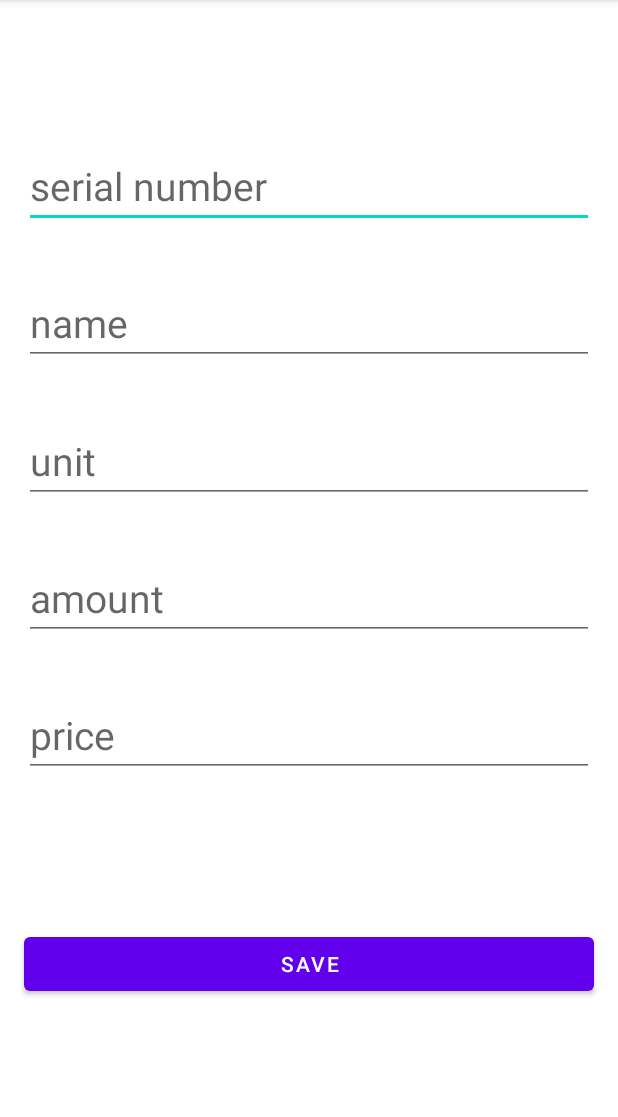
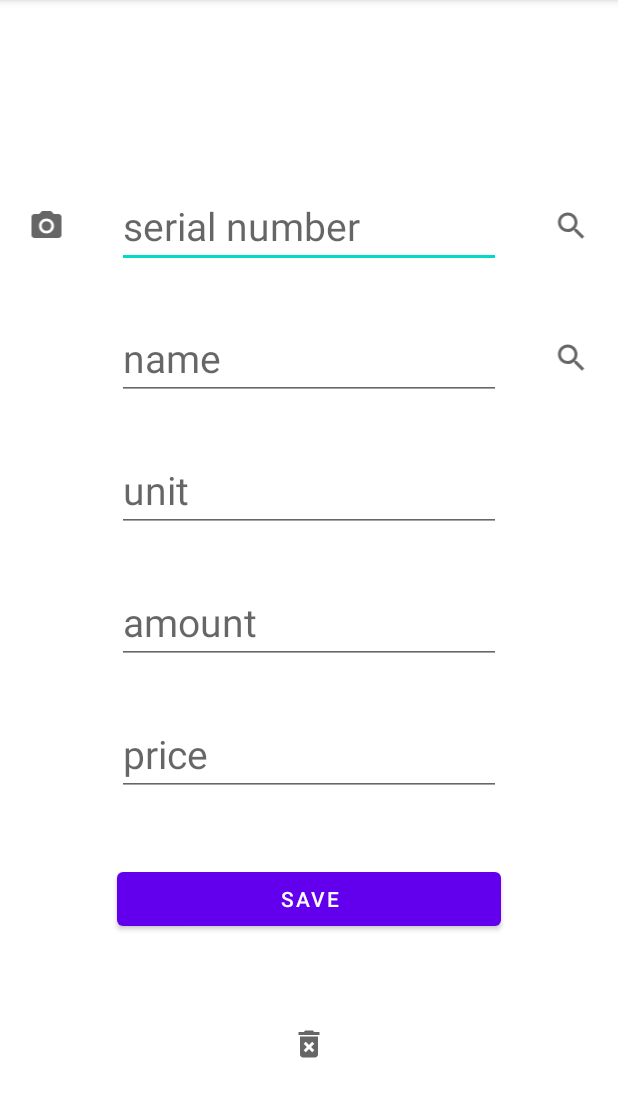
Before and after one commit to aphelioncode/RetailerWizard, an Android app: the CommodityModifyActivity screen opened directly, with no data from a screen before it, on a phone screen of 412 x 824 dp, the part 84-1201 px from its top. Run offline under Robolectric (Android 15) with nearby library versions, the phone set to English and light mode, and no system bars; our stand-ins replace Room's generated code.

Commit message:
add extra buttons in commodity modify page

```diff
--- a/app/src/main/java/com/snakewizard/retailerwizard/database/CommodityDao.java
+++ b/app/src/main/java/com/snakewizard/retailerwizard/database/CommodityDao.java
@@ -22,4 +22,7 @@ public interface CommodityDao {
 
     @Delete
     void delete(Commodity commodity);
+
+    @Query("DELETE FROM commodity_table WHERE serialNumber = :serialNumber")
+    void deleteById(String serialNumber);
 }
--- a/app/src/main/java/com/snakewizard/retailerwizard/database/CommodityRepository.java
+++ b/app/src/main/java/com/snakewizard/retailerwizard/database/CommodityRepository.java
@@ -33,4 +33,10 @@ public class CommodityRepository {
         });
     }
 
+    public void deleteById(String serialNumber) {
+        CommodityRoomDatabase.databaseWriteExecutor.execute(() -> {
+            myCommodityDao.deleteById(serialNumber);
+        });
+    }
+
 }
--- /dev/null
+++ b/app/src/main/res/drawable/ic_baseline_camera_alt_24.xml
@@ -0,0 +1,13 @@
+<vector xmlns:android="http://schemas.android.com/apk/res/android"
+    android:width="24dp"
+    android:height="24dp"
+    android:viewportWidth="24"
+    android:viewportHeight="24"
+    android:tint="?attr/colorControlNormal">
+  <path
+      android:fillColor="@android:color/white"
+      android:pathData="M12,12m-3.2,0a3.2,3.2 0,1 1,6.4 0a3.2,3.2 0,1 1,-6.4 0"/>
+  <path
+      android:fillColor="@android:color/white"
+      android:pathData="M9,2L7.17,4L4,4c-1.1,0 -2,0.9 -2,2v12c0,1.1 0.9,2 2,2h16c1.1,0 2,-0.9 2,-2L22,6c0,-1.1 -0.9,-2 -2,-2h-3.17L15,2L9,2zM12,17c-2.76,0 -5,-2.24 -5,-5s2.24,-5 5,-5 5,2.24 5,5 -2.24,5 -5,5z"/>
+</vector>
--- /dev/null
+++ b/app/src/main/res/drawable/ic_baseline_delete_forever_24.xml
@@ -0,0 +1,10 @@
+<vector xmlns:android="http://schemas.android.com/apk/res/android"
+    android:width="24dp"
+    android:height="24dp"
+    android:viewportWidth="24"
+    android:viewportHeight="24"
+    android:tint="?attr/colorControlNormal">
+  <path
+      android:fillColor="@android:color/white"
+      android:pathData="M6,19c0,1.1 0.9,2 2,2h8c1.1,0 2,-0.9 2,-2L18,7L6,7v12zM8.46,11.88l1.41,-1.41L12,12.59l2.12,-2.12 1.41,1.41L13.41,14l2.12,2.12 -1.41,1.41L12,15.41l-2.12,2.12 -1.41,-1.41L10.59,14l-2.13,-2.12zM15.5,4l-1,-1h-5l-1,1L5,4v2h14L19,4z"/>
+</vector>
--- /dev/null
+++ b/app/src/main/res/drawable/ic_outline_search_24.xml
@@ -0,0 +1,10 @@
+<vector xmlns:android="http://schemas.android.com/apk/res/android"
+    android:width="24dp"
+    android:height="24dp"
+    android:viewportWidth="24"
+    android:viewportHeight="24"
+    android:tint="?attr/colorControlNormal">
+  <path
+      android:fillColor="@android:color/white"
+      android:pathData="M15.5,14h-0.79l-0.28,-0.27C15.41,12.59 16,11.11 16,9.5 16,5.91 13.09,3 9.5,3S3,5.91 3,9.5 5.91,16 9.5,16c1.61,0 3.09,-0.59 4.23,-1.57l0.27,0.28v0.79l5,4.99L20.49,19l-4.99,-5zM9.5,14C7.01,14 5,11.99 5,9.5S7.01,5 9.5,5 14,7.01 14,9.5 11.99,14 9.5,14z"/>
+</vector>
--- a/app/src/main/res/layout/activity_commodity_modify.xml
+++ b/app/src/main/res/layout/activity_commodity_modify.xml
@@ -1,6 +1,5 @@
 <?xml version="1.0" encoding="utf-8"?>
-<androidx.constraintlayout.widget.ConstraintLayout
-    xmlns:android="http://schemas.android.com/apk/res/android"
+<androidx.constraintlayout.widget.ConstraintLayout xmlns:android="http://schemas.android.com/apk/res/android"
     xmlns:app="http://schemas.android.com/apk/res-auto"
     xmlns:tools="http://schemas.android.com/tools"
     android:layout_width="match_parent"
@@ -12,7 +11,8 @@
         android:layout_width="wrap_content"
         android:layout_height="wrap_content"
         android:orientation="horizontal"
-        app:layout_constraintGuide_percent="0.1"/>
+        app:layout_constraintGuide_percent="0.15" />
+
     <androidx.constraintlayout.widget.Guideline
         android:id="@+id/guideline2"
         android:layout_width="wrap_content"
@@ -20,86 +20,158 @@
         android:orientation="horizontal"
         app:layout_constraintGuide_percent="0.7" />
 
+    <androidx.constraintlayout.widget.Guideline
+        android:id="@+id/guideline3"
+        android:layout_width="wrap_content"
+        android:layout_height="wrap_content"
+        android:orientation="vertical"
+        app:layout_constraintGuide_percent="0.15"/>
+
+    <androidx.constraintlayout.widget.Guideline
+        android:id="@+id/guideline4"
+        android:layout_width="wrap_content"
+        android:layout_height="wrap_content"
+        android:orientation="vertical"
+        app:layout_constraintGuide_percent="0.85"/>
+
+    <ImageView
+        android:id="@+id/camera"
+        android:layout_width="0dp"
+        android:layout_height="wrap_content"
+        android:src="@drawable/ic_baseline_camera_alt_24"
+        android:layout_marginBottom="@dimen/big_padding"
+        app:layout_constraintBottom_toBottomOf="@id/serial_number"
+        app:layout_constraintStart_toStartOf="parent"
+        app:layout_constraintEnd_toEndOf="@id/guideline3"/>
+
+    <ImageView
+        android:id="@+id/search_serial_number"
+        android:layout_width="0dp"
+        android:layout_height="wrap_content"
+        android:src="@drawable/ic_outline_search_24"
+        android:layout_marginBottom="@dimen/big_padding"
+        app:layout_constraintBottom_toBottomOf="@id/serial_number"
+        app:layout_constraintStart_toStartOf="@id/guideline4"
+        app:layout_constraintEnd_toEndOf="parent"/>
+
+
     <EditText
         android:id="@+id/serial_number"
-        android:layout_width="match_parent"
+        android:layout_width="0dp"
         android:layout_height="wrap_content"
+        android:layout_margin="@dimen/big_padding"
         android:hint="@string/serial_number"
+        android:importantForAutofill="no"
         android:inputType="text"
-        app:layout_constraintStart_toStartOf="parent"
-        app:layout_constraintTop_toBottomOf="@id/guideline1"
-        app:layout_constraintEnd_toEndOf="parent"
+        android:textSize="@dimen/commodity_text_size"
         app:layout_constraintBottom_toTopOf="@id/name"
-        android:layout_margin="@dimen/big_padding"
-        android:textSize="@dimen/commodity_text_size"
-        android:importantForAutofill="no" />
+        app:layout_constraintEnd_toEndOf="@id/guideline4"
+        app:layout_constraintStart_toStartOf="@id/guideline3"
+        app:layout_constraintTop_toBottomOf="@id/guideline1" />
+
+    <ImageView
+        android:id="@+id/search_name"
+        android:layout_width="0dp"
+        android:layout_height="wrap_content"
+        android:src="@drawable/ic_outline_search_24"
+        android:layout_marginBottom="@dimen/big_padding"
+        app:layout_constraintBottom_toBottomOf="@id/name"
+        app:layout_constraintStart_toStartOf="@id/guideline4"
+        app:layout_constraintEnd_toEndOf="parent"/>
 
     <EditText
         android:id="@+id/name"
-        android:layout_width="match_parent"
+        android:layout_width="0dp"
         android:layout_height="wrap_content"
+        android:layout_margin="@dimen/big_padding"
         android:hint="@string/name"
+        android:importantForAutofill="no"
         android:inputType="text"
-        app:layout_constraintStart_toStartOf="parent"
-        app:layout_constraintTop_toBottomOf="@id/serial_number"
-        app:layout_constraintEnd_toEndOf="parent"
+        android:textSize="@dimen/commodity_text_size"
         app:layout_constraintBottom_toTopOf="@id/unit"
-        android:textSize="@dimen/commodity_text_size"
-        android:layout_margin="@dimen/big_padding"
-        android:importantForAutofill="no" />
+        app:layout_constraintEnd_toEndOf="@id/guideline4"
+        app:layout_constraintStart_toStartOf="@id/guideline3"
+        app:layout_constraintTop_toBottomOf="@id/serial_number" />
 
     <EditText
         android:id="@+id/unit"
-        android:layout_width="match_parent"
+        android:layout_width="0dp"
         android:layout_height="wrap_content"
+        android:layout_margin="@dimen/big_padding"
         android:hint="@string/unit"
+        android:importantForAutofill="no"
         android:inputType="text"
-        app:layout_constraintStart_toStartOf="parent"
-        app:layout_constraintTop_toBottomOf="@id/name"
-        app:layout_constraintEnd_toEndOf="parent"
+        android:textSize="@dimen/commodity_text_size"
         app:layout_constraintBottom_toTopOf="@id/amount"
-        android:textSize="@dimen/commodity_text_size"
-        android:layout_margin="@dimen/big_padding"
-        android:importantForAutofill="no" />
+        app:layout_constraintEnd_toEndOf="@id/guideline4"
+        app:layout_constraintStart_toStartOf="@id/guideline3"
+        app:layout_constraintTop_toBottomOf="@id/name" />
 
     <EditText
         android:id="@+id/amount"
-        android:layout_width="match_parent"
+        android:layout_width="0dp"
         android:layout_height="wrap_content"
+        android:layout_margin="@dimen/big_padding"
         android:hint="@string/amount"
+        android:importantForAutofill="no"
         android:inputType="numberDecimal"
-        app:layout_constraintStart_toStartOf="parent"
-        app:layout_constraintTop_toBottomOf="@id/unit"
+        android:textSize="@dimen/commodity_text_size"
         app:layout_constraintBottom_toTopOf="@id/price"
-        app:layout_constraintEnd_toEndOf="parent"
-        android:textSize="@dimen/commodity_text_size"
-        android:layout_margin="@dimen/big_padding"
-        android:importantForAutofill="no" />
+        app:layout_constraintEnd_toEndOf="@id/guideline4"
+        app:layout_constraintStart_toStartOf="@id/guideline3"
+        app:layout_constraintTop_toBottomOf="@id/unit" />
 
     <EditText
         android:id="@+id/price"
-        android:layout_width="match_parent"
+        android:layout_width="0dp"
         android:layout_height="wrap_content"
+        android:layout_margin="@dimen/big_padding"
         android:hint="@string/price"
+        android:importantForAutofill="no"
         android:inputType="numberDecimal"
-        app:layout_constraintStart_toStartOf="parent"
-        app:layout_constraintTop_toBottomOf="@id/amount"
+        android:textSize="@dimen/commodity_text_size"
         app:layout_constraintBottom_toTopOf="@id/guideline2"
-        app:layout_constraintEnd_toEndOf="parent"
-        android:textSize="@dimen/commodity_text_size"
-        android:layout_margin="@dimen/big_padding"
-        android:importantForAutofill="no" />
+        app:layout_constraintEnd_toEndOf="@id/guideline4"
+        app:layout_constraintStart_toStartOf="@id/guideline3"
+        app:layout_constraintTop_toBottomOf="@id/amount" />
 
 
 
 
     <Button
         android:id="@+id/button_save"
-        android:layout_width="match_parent"
+        android:layout_width="0dp"
         android:layout_height="wrap_content"
-        app:layout_constraintTop_toBottomOf="@id/price"
-        app:layout_constraintBottom_toBottomOf="parent"
+        android:layout_margin="@dimen/big_padding"
         android:text="@string/button_save"
-        android:layout_margin="@dimen/big_padding" />
+        app:layout_constraintEnd_toEndOf="@id/guideline4"
+        app:layout_constraintStart_toStartOf="@id/guideline3"
+        app:layout_constraintBottom_toTopOf="@id/delete"
+        app:layout_constraintTop_toBottomOf="@id/price" />
+
+    <androidx.constraintlayout.widget.Guideline
+        android:id="@+id/guideline5"
+        android:layout_width="wrap_content"
+        android:layout_height="wrap_content"
+        android:orientation="horizontal"
+        app:layout_constraintGuide_percent="0.98"/>
+
+    <ImageView
+        android:id="@+id/delete"
+        android:layout_width="0dp"
+        android:layout_height="wrap_content"
+        android:layout_margin="@dimen/big_padding"
+        android:src="@drawable/ic_baseline_delete_forever_24"
+        android:layout_marginBottom="@dimen/big_padding"
+        app:layout_constraintTop_toBottomOf="@id/button_save"
+        app:layout_constraintStart_toStartOf="@id/guideline3"
+        app:layout_constraintBottom_toTopOf="@id/guideline5"
+        app:layout_constraintEnd_toEndOf="@id/guideline4"/>
+
+
+
+
+
+
 
 </androidx.constraintlayout.widget.ConstraintLayout>
--- a/app/src/main/res/values/colors.xml
+++ b/app/src/main/res/values/colors.xml
@@ -8,4 +8,16 @@
     <color name="black">#FF000000</color>
     <color name="white">#FFFFFFFF</color>
     <color name="bg_black">#FF909090</color>
+    <color name="yellow">#FFFF00</color>
+    <color name="fuchsia">#FF00FF</color>
+    <color name="red">#FF0000</color>
+    <color name="silver">#C0C0C0</color>
+    <color name="gray">#808080</color>
+    <color name="olive">#808000</color>
+    <color name="purple">#800080</color>
+    <color name="maroon">#800000</color>
+    <color name="aqua">#00FFFF</color>
+    <color name="lime">#00FF00</color>
+    <color name="teal">#008080</color>
+    <color name="green">#008000</color>
 </resources>
--- a/app/src/main/res/values/strings.xml
+++ b/app/src/main/res/values/strings.xml
@@ -10,4 +10,6 @@
     <string name="price">price</string>
     <string name="modify_database">modify database</string>
     <string name="button_save">save</string>
+    <string name="cancel">cancel</string>
+    <string name="delete">delete</string>
 </resources>
--- a/app/src/main/res/values/themes.xml
+++ b/app/src/main/res/values/themes.xml
@@ -9,6 +9,9 @@
         <item name="colorSecondary">@color/teal_200</item>
         <item name="colorSecondaryVariant">@color/teal_700</item>
         <item name="colorOnSecondary">@color/black</item>
+
+
+
         <!-- Status bar color. -->
         <item name="android:statusBarColor" tools:targetApi="l">?attr/colorPrimaryVariant</item>
         <!-- Customize your theme here. -->
```
